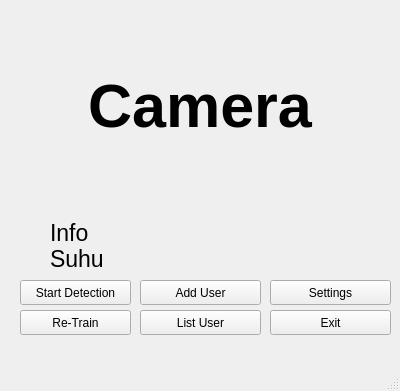
This is ui/mainwindow.ui in wahyudotdev/face-recognition-python as Qt 5 draws it before an edit. The edited form follows.
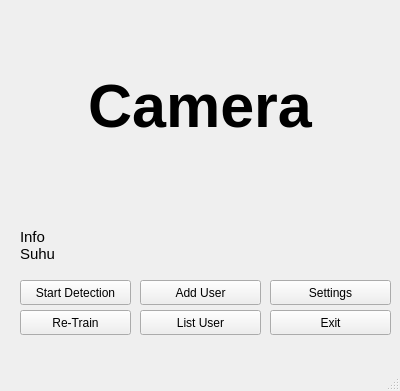
This is the edited form.

```diff
--- a/ui/mainwindow.ui
+++ b/ui/mainwindow.ui
@@ -84,15 +84,15 @@
    <widget class="QLabel" name="label_info">
     <property name="geometry">
      <rect>
-      <x>50</x>
+      <x>20</x>
       <y>220</y>
-      <width>151</width>
+      <width>361</width>
       <height>51</height>
      </rect>
     </property>
     <property name="font">
      <font>
-      <pointsize>17</pointsize>
+      <pointsize>11</pointsize>
      </font>
     </property>
     <property name="text">
```
